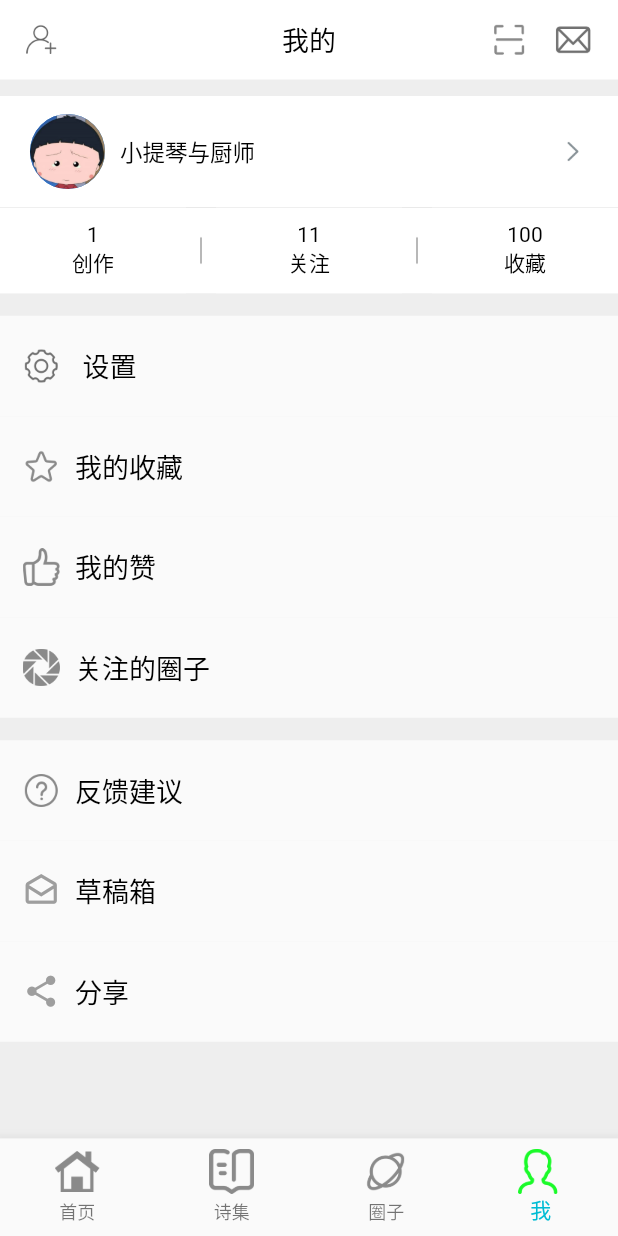
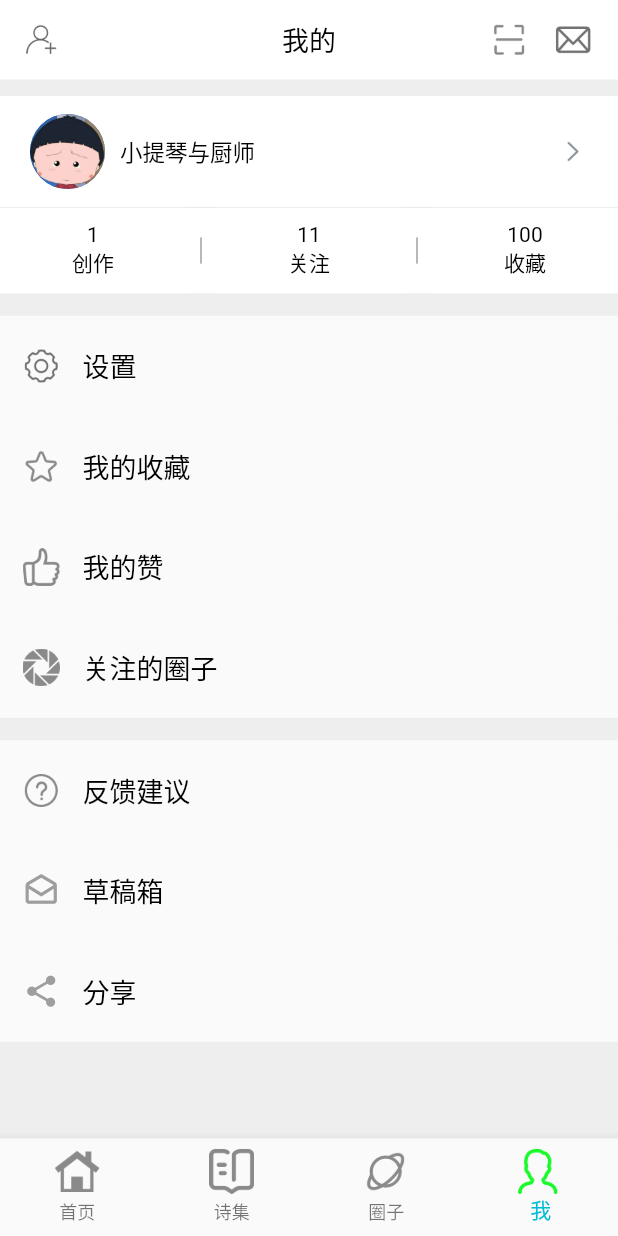
Before and after one commit to liqiang-1994/bolt, a Flutter app: the screen it shows after launch, item 4 of the bottom bar chosen, on a phone screen of 412 x 824 dp. Run offline on Flutter 3.47's test engine with Material 2 defaults, Android fonts, the phone set to English and light mode, and no system bars; our stand-ins replace dio; missing offline and left inert: flustars, sp_util.

Commit message:
modify padding

```diff
--- a/lib/page/mine/mine_page.dart
+++ b/lib/page/mine/mine_page.dart
@@ -307,7 +307,7 @@ class _MinePageWidgetState extends State<MinePageWidget> {
                       height: 25,
                     ),
                     Expanded(child: Container(
-                      padding: const EdgeInsets.only(left: 10),
+                      padding: const EdgeInsets.only(left: 15),
                       child: const Text('我的收藏',
                         style: TextStyle(color: Colors.black, fontSize: 18),),
                     ))
@@ -329,7 +329,7 @@ class _MinePageWidgetState extends State<MinePageWidget> {
                         height: 25,
                       ),
                       Expanded(child: Container(
-                        padding: const EdgeInsets.only(left: 10),
+                        padding: const EdgeInsets.only(left: 15),
                         child: const Text('我的赞',
                           style: TextStyle(color: Colors.black, fontSize: 18),),
                       ))
@@ -351,7 +351,7 @@ class _MinePageWidgetState extends State<MinePageWidget> {
                         height: 25,
                       ),
                       Expanded(child: Container(
-                        padding: const EdgeInsets.only(left: 10),
+                        padding: const EdgeInsets.only(left: 15),
                         child: const Text('关注的圈子',
                           style: TextStyle(color: Colors.black, fontSize: 18),),
                       ))
@@ -383,7 +383,7 @@ class _MinePageWidgetState extends State<MinePageWidget> {
                       height: 25,
                     ),
                     Expanded(child: Container(
-                      padding: const EdgeInsets.only(left: 10),
+                      padding: const EdgeInsets.only(left: 15),
                       child: const Text('反馈建议',
                         style: TextStyle(color: Colors.black, fontSize: 18),),
                     ))
@@ -401,7 +401,7 @@ class _MinePageWidgetState extends State<MinePageWidget> {
                   children: [
                     const Icon(Icons.drafts_outlined, size: 25, color: Colors.grey),
                     Expanded(child: Container(
-                      padding: const EdgeInsets.only(left: 10),
+                      padding: const EdgeInsets.only(left: 15),
                       child: const Text('草稿箱',
                         style: TextStyle(color: Colors.black, fontSize: 18),),
                     ))
@@ -419,7 +419,7 @@ class _MinePageWidgetState extends State<MinePageWidget> {
                   children: [
                     const Icon(Icons.share, size: 25, color: Colors.grey),
                     Expanded(child: Container(
-                      padding: const EdgeInsets.only(left: 10),
+                      padding: const EdgeInsets.only(left: 15),
                       child: const Text('分享',
                         style: TextStyle(color: Colors.black, fontSize: 18),),
                     ))
```
